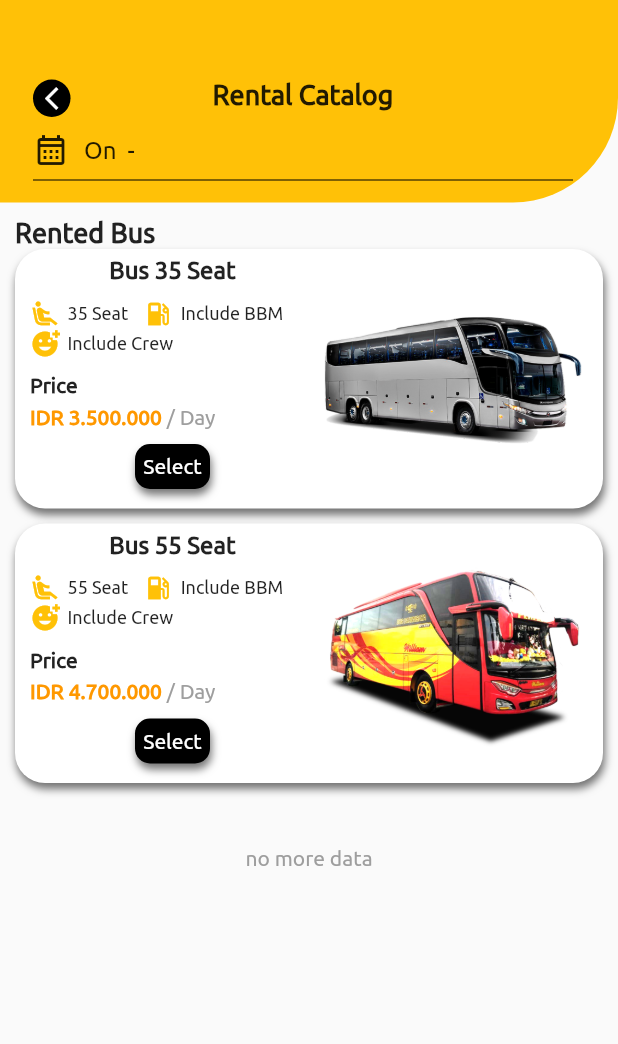
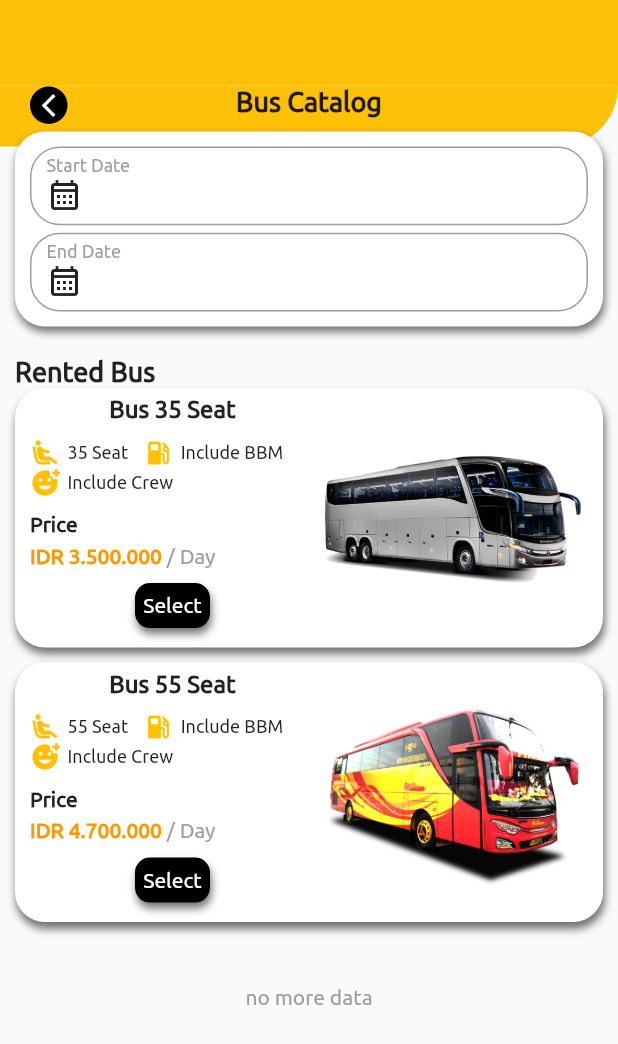
Before and after one commit to hendriari/rental_car_app, a Flutter app: the BusCatalog screen opened directly with empty values, on a phone screen of 412 x 824 dp. Shown: the top 1044 px of the screen. Run offline on Flutter 3.47's test engine with Material 2 defaults, Android fonts, the phone set to English and light mode, and no system bars; our stand-ins replace flutter_spinkit, lottie, syncfusion_flutter_datepicker; project files that could hold a hidden picture were left out.

Commit message:
revisi 1

```diff
--- a/lib/home/bus_rent/bus_catalog.dart
+++ b/lib/home/bus_rent/bus_catalog.dart
@@ -27,7 +27,6 @@ class _BusCatalogState extends State<BusCatalog> {
   late SingletonModel _modelBus;
   late double sizeHeight = MediaQuery.of(context).size.height;
   late double sizeWidth = MediaQuery.of(context).size.width;
-  PageController pageController = PageController();
   String? _start;
   String? _end;
   String? _location;
@@ -42,12 +41,6 @@ class _BusCatalogState extends State<BusCatalog> {
     _destination = widget.destination;
     _modelBus = SingletonModel.withContext(context);
     _modelBus.addItemBus = [];
-  }
-
-  @override
-  void dispose() {
-    super.dispose();
-    pageController.dispose();
   }
 
   @override
@@ -71,8 +64,17 @@ class _BusCatalogState extends State<BusCatalog> {
         crossAxisAlignment: CrossAxisAlignment.start,
         children: [
           Container(
-            height: 135,
-            width: sizeWidth,
+            height: sizeHeight * 0.07,
+            color: Colors.amber,
+          ),
+          Stack(
+            children: [
+              Container(
+                height: 170,
+              ),
+              Container(
+                height: 40,
+                width: double.infinity,
                 decoration: const BoxDecoration(
                   color: Colors.amber,
                   borderRadius: BorderRadius.only(
@@ -80,21 +82,8 @@ class _BusCatalogState extends State<BusCatalog> {
                   ),
                 ),
                 child: Padding(
-              padding: const EdgeInsets.only(left: 10.0),
-              child: Column(
-                crossAxisAlignment: CrossAxisAlignment.start,
-                children: [
-                  Padding(
-                    padding: const EdgeInsets.fromLTRB(0, 50, 10, 0),
-                    child: SizedBox(
-                      height: 80,
-                      width: sizeWidth,
-                      child: Padding(
-                        padding: const EdgeInsets.fromLTRB(12, 3, 0, 0),
-                        child: Column(
-                          crossAxisAlignment: CrossAxisAlignment.start,
-                          children: [
-                            Row(
+                  padding: const EdgeInsets.only(left: 20.0),
+                  child: Row(
                     crossAxisAlignment: CrossAxisAlignment.start,
                     children: [
                       InkResponse(
@@ -105,8 +94,7 @@ class _BusCatalogState extends State<BusCatalog> {
                           height: 25,
                           width: 25,
                           decoration: const BoxDecoration(
-                                        shape: BoxShape.circle,
-                                        color: Colors.black),
+                              shape: BoxShape.circle, color: Colors.black),
                           child: const Icon(
                             Icons.arrow_back_ios_new,
                             size: 18,
@@ -118,33 +106,92 @@ class _BusCatalogState extends State<BusCatalog> {
                       const Padding(
                         padding: EdgeInsets.only(right: 45.0),
                         child: Text(
-                                    'Rental Catalog',
+                          'Bus Catalog',
                           style: TextStyle(
-                                        fontWeight: FontWeight.w900,
-                                        fontSize: 18),
+                              fontWeight: FontWeight.w900, fontSize: 18),
                         ),
                       ),
                       const Spacer(),
                     ],
                   ),
-                            const SizedBox(
-                              height: 10,
+                ),
+              ),
+              Positioned(
+                top: 30,
+                left: 10,
+                right: 10,
+                child: Container(
+                  height: 130,
+                  decoration: BoxDecoration(
+                    color: Colors.white,
+                    borderRadius: BorderRadius.circular(20),
+                    boxShadow: const [
+                      BoxShadow(
+                        color: Colors.black54,
+                        offset: Offset(1, 3),
+                        blurRadius: 4,
+                      ),
+                    ],
+                  ),
+                  child: Padding(
+                    padding: const EdgeInsets.all(10.0),
+                    child: Column(
+                      children: [
+                        Flexible(
+                          fit: FlexFit.tight,
+                          child: Container(
+                            height: 50,
+                            decoration: BoxDecoration(
+                              borderRadius: BorderRadius.circular(20),
+                              border: Border.all(color: Colors.grey),
+                            ),
+                            child: Padding(
+                              padding: const EdgeInsets.fromLTRB(10, 5, 10, 2),
+                              child: Column(
+                                crossAxisAlignment: CrossAxisAlignment.start,
+                                children: [
+                                  const Text(
+                                    'Start Date',
+                                    style: TextStyle(
+                                        color: Colors.grey, fontSize: 12),
                                   ),
                                   Row(
                                     children: [
                                       const Icon(Icons.calendar_month_outlined),
-                                const SizedBox(width: 10),
-                                Text(
-                                  'On $_start - $_end',
-                                  style: const TextStyle(fontSize: 16),
-                                ),
+                                      Text('$_start')
+                                    ],
+                                  )
                                 ],
                               ),
-                            const Padding(
-                              padding: EdgeInsets.only(right: 20.0),
-                              child: Divider(
-                                color: Colors.black,
                             ),
+                          ),
+                        ),
+                        const SizedBox(
+                          height: 5,
+                        ),
+                        Flexible(
+                          fit: FlexFit.tight,
+                          child: Container(
+                            height: 50,
+                            decoration: BoxDecoration(
+                              borderRadius: BorderRadius.circular(20),
+                              border: Border.all(color: Colors.grey),
+                            ),
+                            child: Padding(
+                              padding: const EdgeInsets.fromLTRB(10, 5, 10, 2),
+                              child: Column(
+                                crossAxisAlignment: CrossAxisAlignment.start,
+                                children: [
+                                  const Text(
+                                    'End Date',
+                                    style: TextStyle(
+                                        color: Colors.grey, fontSize: 12),
+                                  ),
+                                  Row(
+                                    children: [
+                                      const Icon(Icons.calendar_month_outlined),
+                                      Text('$_end')
+                                    ],
                                   )
                                 ],
                               ),
@@ -154,6 +201,9 @@ class _BusCatalogState extends State<BusCatalog> {
                       ],
                     ),
                   ),
+                ),
+              ),
+            ],
           ),
           Column(
             crossAxisAlignment: CrossAxisAlignment.start,
--- a/lib/main.dart
+++ b/lib/main.dart
@@ -13,7 +13,7 @@ class MyApp extends StatelessWidget {
   @override
   Widget build(BuildContext context) {
     return MaterialApp(
-      home: HomePage(),
+      home: const HomePage(),
       theme: ThemeData(
         fontFamily: 'Ubuntu'
       ),
--- a/lib/model/item_bus.dart
+++ b/lib/model/item_bus.dart
@@ -1,5 +1,4 @@
 import 'package:rent_app/model/bus_model.dart';
-import 'package:rent_app/model/mobil_model.dart';
 
 class AddItemBus {
   late BusModel itemBus;
```
Also changed, not shown: lib/home/car_rent/rent_catalog_page.dart (+90 -33 lines), lib/model/destination_bus_model.dart (+19 -19 lines), lib/model/location_model.dart (+19 -19 lines), pubspec.yaml (+7 -5 lines), pubspec.lock. Lines whose indentation alone changed are shown as unchanged.
